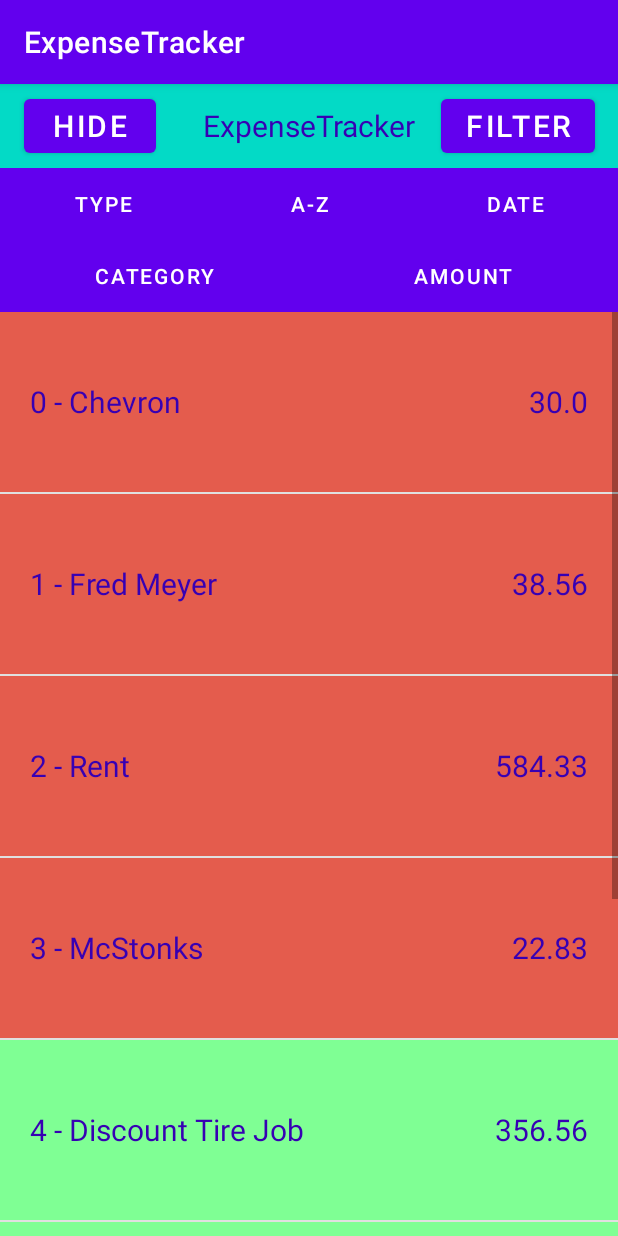
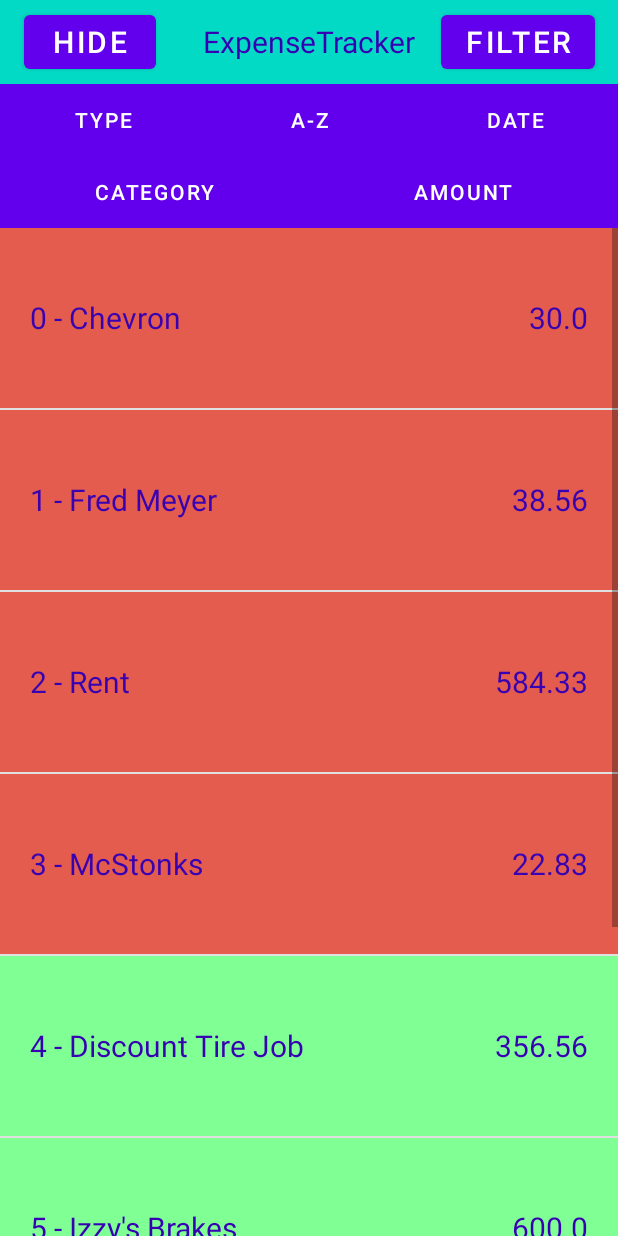
Before and after one commit to DeathlessKraken/expense-tracker, an Android app: the screen it shows after launch (MainActivity), after a tap on "SORT", on a phone screen of 412 x 824 dp. Run offline under Robolectric (Android 15) with nearby library versions, the phone set to English and light mode, and no system bars.

Commit message:
Removed dark action bar

```diff
--- a/app/src/main/res/values-night/themes.xml
+++ b/app/src/main/res/values-night/themes.xml
@@ -1,6 +1,6 @@
 <resources xmlns:tools="http://schemas.android.com/tools">
     <!-- Base application theme. -->
-    <style name="Theme.ExpenseTracker" parent="Theme.MaterialComponents.DayNight.DarkActionBar">
+    <style name="Theme.ExpenseTracker" parent="Theme.MaterialComponents.DayNight.NoActionBar">
         <!-- Primary brand color. -->
         <item name="colorPrimary">@color/purple_200</item>
         <item name="colorPrimaryVariant">@color/purple_700</item>
--- a/app/src/main/res/values/themes.xml
+++ b/app/src/main/res/values/themes.xml
@@ -1,6 +1,6 @@
 <resources xmlns:tools="http://schemas.android.com/tools">
     <!-- Base application theme. -->
-    <style name="Theme.ExpenseTracker" parent="Theme.MaterialComponents.DayNight.DarkActionBar">
+    <style name="Theme.ExpenseTracker" parent="Theme.MaterialComponents.DayNight.NoActionBar">
         <!-- Primary brand color. -->
         <item name="colorPrimary">@color/purple_500</item>
         <item name="colorPrimaryVariant">@color/purple_700</item>
```
